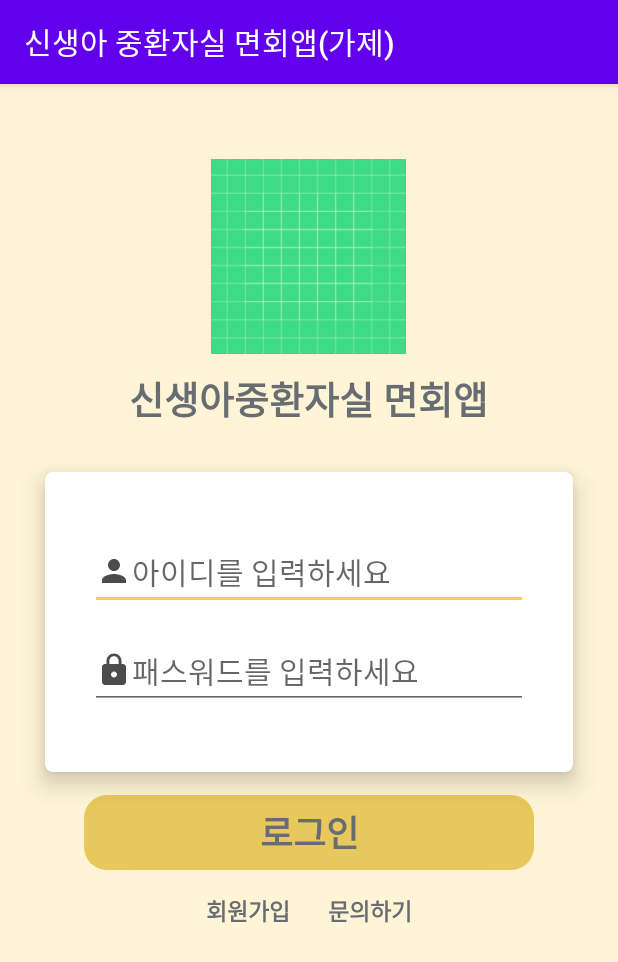
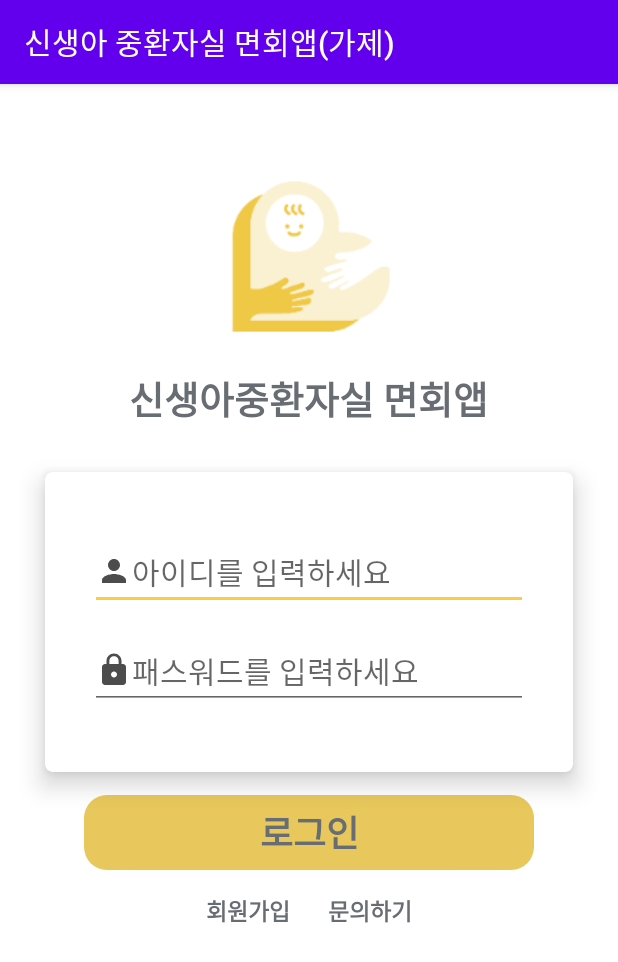
Before and after one commit to ParkSongSal/NewBabyProject, an Android app: the screen it shows after launch (LoginActivity), on a phone screen of 412 x 824 dp. Shown: the top 962 px of the screen. Run offline under Robolectric (Android 15) with nearby library versions, the phone set to English and light mode, and no system bars.

Commit message:
로고 추가

```diff
--- a/app/src/main/res/layout/activity_login.xml
+++ b/app/src/main/res/layout/activity_login.xml
@@ -5,7 +5,7 @@
     android:layout_width="match_parent"
     android:layout_height="match_parent"
     android:orientation="vertical"
-    android:background="@color/mainColor"
+    android:background="@color/whiteColor"
     tools:context=".LoginActivity">
 
         <ImageView
@@ -14,7 +14,7 @@
             android:layout_height="130dp"
             android:layout_marginTop="50dp"
             android:layout_gravity="center"
-            android:src="@drawable/ic_launcher_background" />
+            android:src="@drawable/logo" />
 
         <TextView
             android:id="@+id/appNameTextView"
```
Also changed, not shown: app/src/main/res/drawable-xxxhdpi/logo.png (added).
